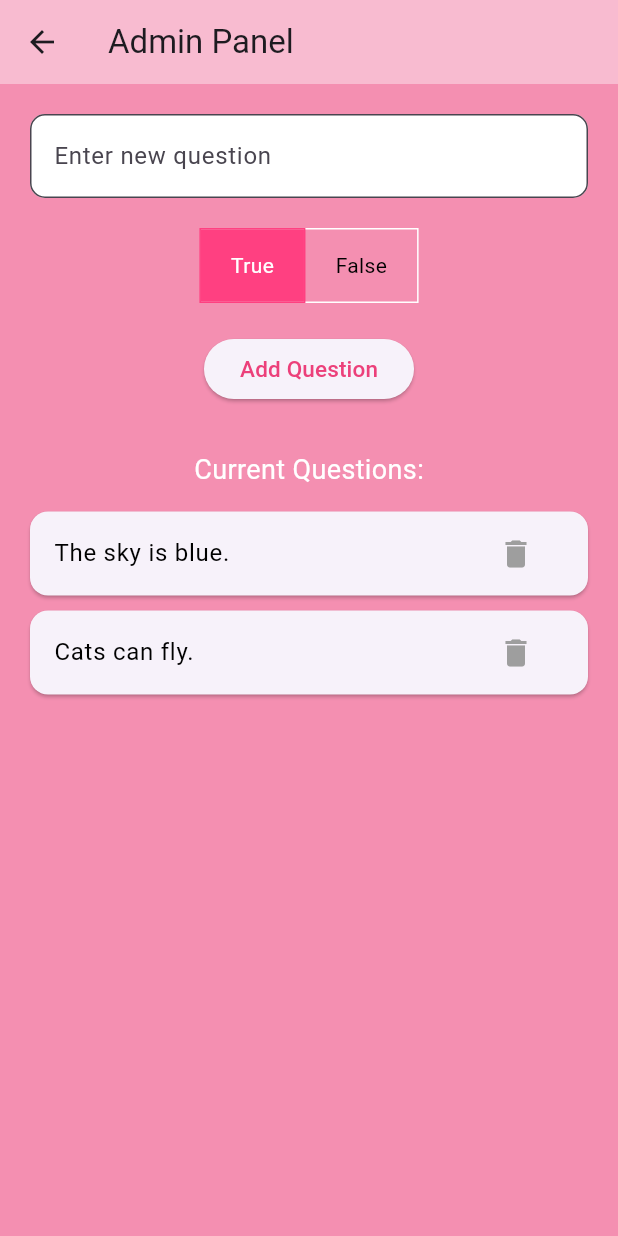
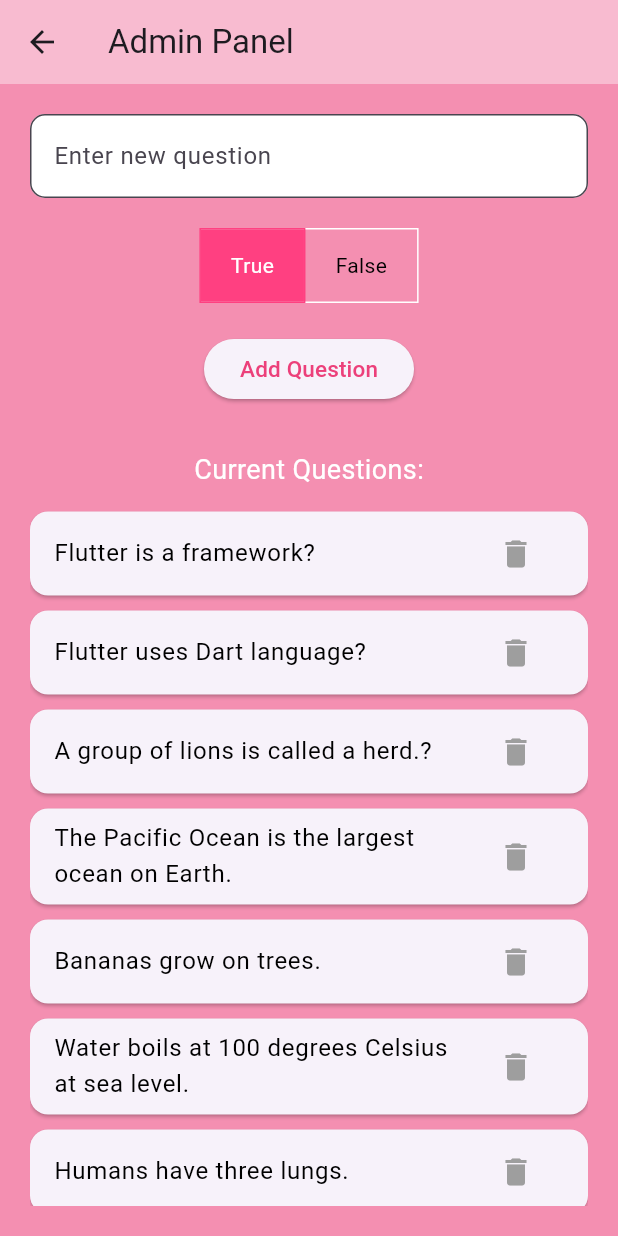
Before and after one commit to ruhma786/Github_projects, a Flutter app: the AdminPanel screen opened directly, on a phone screen of 412 x 824 dp. Run offline on Flutter 3.47's test engine with Material 3 defaults, Android fonts, the light colour scheme and no system bars; our stand-ins replace audioplayers, flutter_colorpicker.

Commit message:
update file

```diff
--- a/quiz_app/lib/main.dart
+++ b/quiz_app/lib/main.dart
@@ -3,8 +3,17 @@ import 'dart:async';
 
 class QuizBrain {
   List<Map<String, Object>> _questions = [
-    {'question': 'The sky is blue.', 'answer': true},
-    {'question': 'Cats can fly.', 'answer': false},
+    {'question': 'Flutter is a framework?', 'answer': true},
+    {'question': 'Flutter uses Dart language?', 'answer': true},
+    {'question': 'A group of lions is called a herd.?', 'answer': false},
+    {'question': 'The Pacific Ocean is the largest ocean on Earth.', 'answer': true},
+    {'question': 'Bananas grow on trees.', 'answer': false},
+    {'question': 'Water boils at 100 degrees Celsius at sea level.', 'answer': true},
+    {'question': 'Humans have three lungs.', 'answer': false},
+    {'question': 'Flutter uses c++ language?', 'answer': false},
+    {'question': 'Sharks are mammals?', 'answer': false},
+    {'question': 'Flutter uses Dart language?', 'answer': true},
+    {'question': 'Lightning never strikes the same place twice', 'answer': false}
   ];
 
   int _currentQuestionIndex = 0;
```
